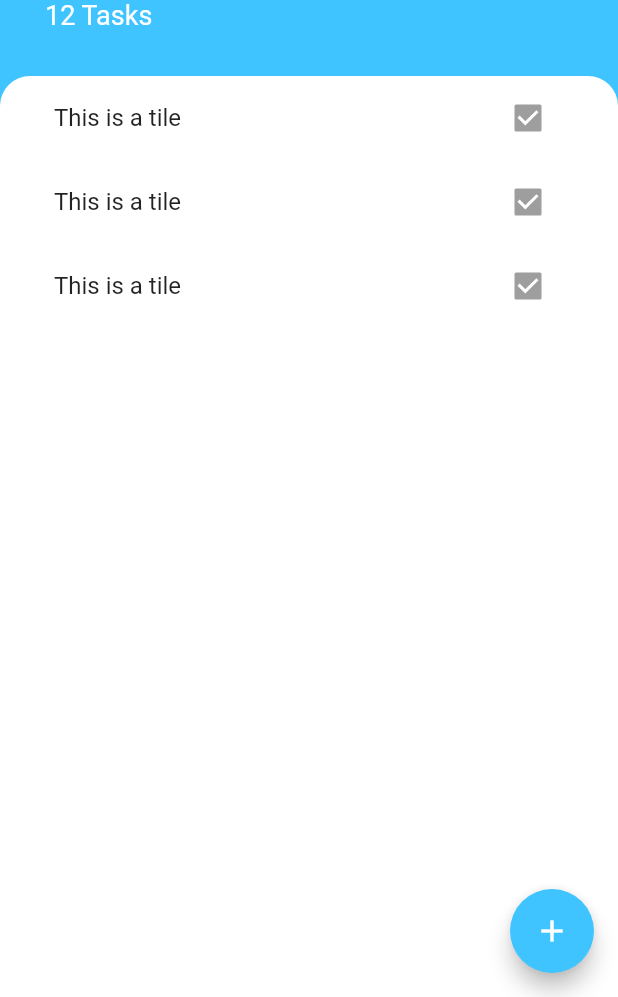
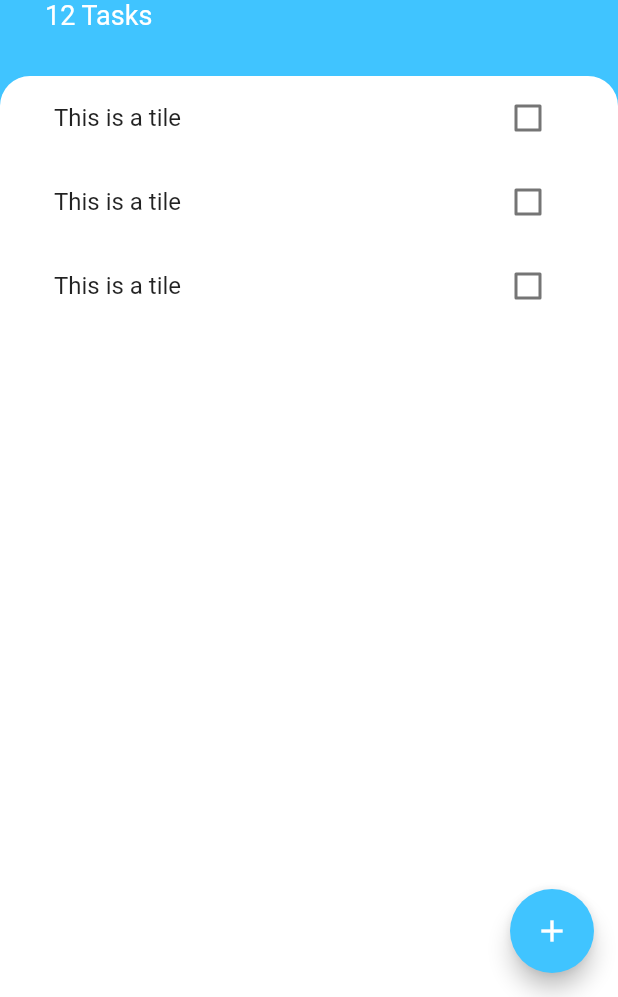
Before and after one commit to palisadoes/todoey-b4-provider, a Flutter app: the screen it shows after launch, on a phone screen of 412 x 824 dp, the part 239-1236 px from its top. Run offline on Flutter 3.47's test engine with Material 2 defaults, Android fonts, the phone set to English and light mode, and no system bars.

Commit message:
Completed lesson #200

```diff
--- a/lib/screens/add_task_screen.dart
+++ b/lib/screens/add_task_screen.dart
@@ -23,6 +23,7 @@ class AddTaskScreen extends StatelessWidget {
               style: TextStyle(color: Colors.lightBlueAccent, fontSize: 30),
             ),
             const TextField(
+              // Make the keyboard automatically appear
               autofocus: true,
               textAlign: TextAlign.center,
             ),
--- a/lib/widgets/task_tile.dart
+++ b/lib/widgets/task_tile.dart
@@ -1,11 +1,46 @@
 import 'package:flutter/material.dart';
 
-class TaskTile extends StatelessWidget {
+class TaskTile extends StatefulWidget {
+  @override
+  State<TaskTile> createState() => _TaskTileState();
+}
+
+class _TaskTileState extends State<TaskTile> {
+  bool isChecked = false;
+  void checkboxCallback(bool? checkboxState) {
+    setState(() {
+      isChecked = checkboxState!;
+    });
+  }
+
   @override
   Widget build(BuildContext context) {
-    return const ListTile(
-      title: Text('This is a tile'),
-      trailing: Checkbox(value: true, onChanged: null),
+    return ListTile(
+      title: Text(
+        'This is a tile',
+        style: TextStyle(
+            decoration: isChecked ? TextDecoration.lineThrough : null),
+      ),
+      trailing: TaskCheckbox(
+        checkboxState: isChecked,
+        toggleCheckboxState: checkboxCallback,
+      ),
     );
   }
 }
+
+class TaskCheckbox extends StatelessWidget {
+  final bool checkboxState;
+  final Function(bool?) toggleCheckboxState;
+
+  TaskCheckbox(
+      {required this.checkboxState, required this.toggleCheckboxState});
+
+  Widget build(BuildContext context) {
+    return Checkbox(
+      value: checkboxState,
+      onChanged: toggleCheckboxState,
+      activeColor: Colors.lightBlueAccent,
+    );
+  }
+}
```
Also changed, not shown: lib/screens/tasks_screen.dart (+8 -0 lines).
